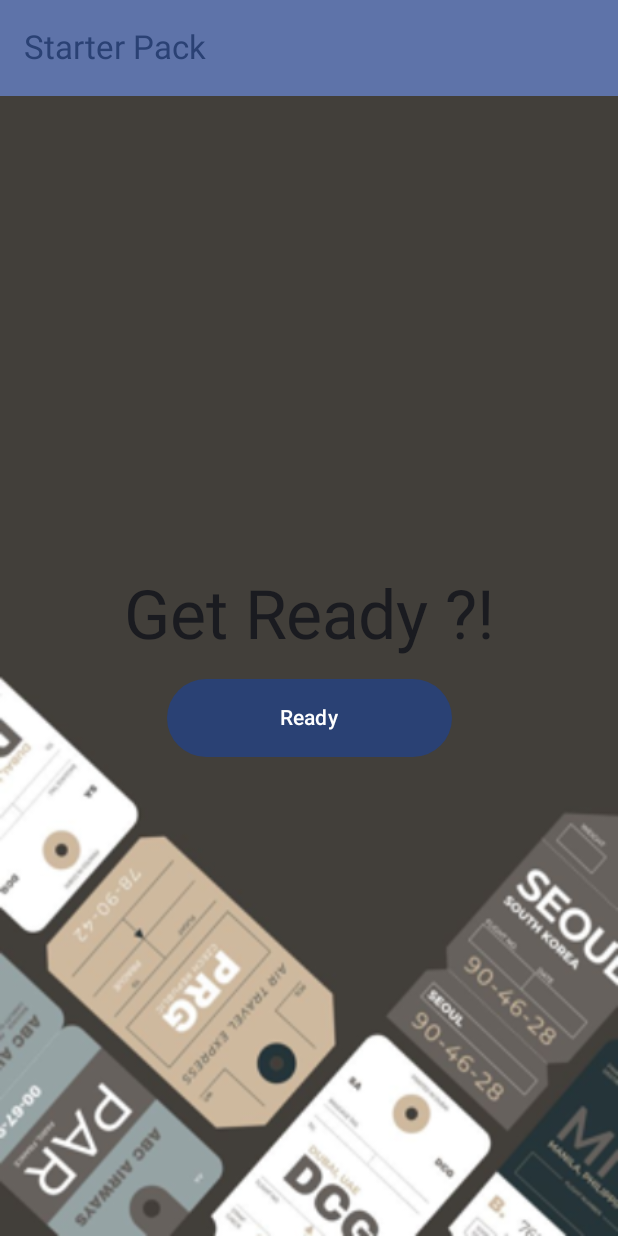
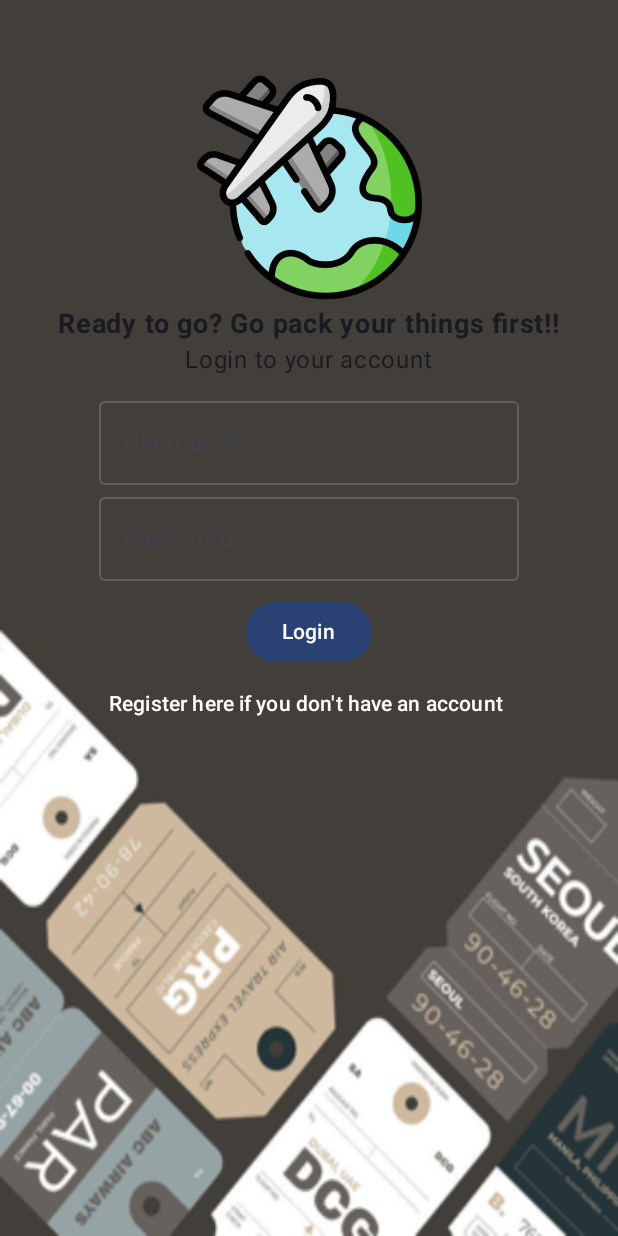
Before and after one commit to mariael30/packers, an Android app built with Jetpack Compose: the screen it shows after launch (MainActivity), on a phone screen of 412 x 824 dp. Run offline under Robolectric (Android 15) with nearby library versions, the phone set to English and light mode, and no system bars.

Commit message:
menambahkan login dan register

```diff
--- a/app/src/main/java/org/d3if3137/packers/MainActivity.kt
+++ b/app/src/main/java/org/d3if3137/packers/MainActivity.kt
@@ -1,6 +1,5 @@
 package org.d3if3137.packers
 
-import android.content.Intent
 import android.content.res.Configuration
 import android.os.Bundle
 import androidx.activity.ComponentActivity
@@ -33,9 +32,15 @@ import androidx.compose.ui.tooling.preview.Preview
 import androidx.compose.ui.unit.dp
 import androidx.core.content.ContextCompat.startActivity
 import android.content.Context
+import androidx.compose.foundation.layout.Spacer
+import androidx.compose.foundation.layout.height
 import androidx.compose.runtime.*
 import androidx.compose.ui.platform.LocalContext
+import androidx.compose.ui.text.font.FontWeight
+import androidx.compose.ui.unit.sp
 import androidx.lifecycle.viewmodel.compose.viewModel
+import androidx.compose.material3.*
+import androidx.compose.ui.graphics.Color
 import androidx.navigation.NavController
 import androidx.navigation.compose.rememberNavController
 import org.d3if3137.packers.database.PacksDb
@@ -66,17 +71,7 @@ class MainActivity : ComponentActivity() {
     @Composable
     fun MainScreen(content: @Composable (Modifier) -> Unit) {
         Scaffold(
-            topBar = {
-                TopAppBar(
-                    title = {
-                        Text(text = stringResource(id = R.string.app_name))
-                    },
-                    colors = TopAppBarDefaults.mediumTopAppBarColors(
-                        containerColor = MaterialTheme.colorScheme.primaryContainer,
-                        titleContentColor = MaterialTheme.colorScheme.primary,
-                    )
-                )
-            }
+
         ) { padding ->
             content(Modifier.padding(padding))
         }
@@ -98,26 +93,49 @@ class MainActivity : ComponentActivity() {
                 )
             }
             Column(
-                modifier = modifier
+                modifier = Modifier
                     .fillMaxSize()
-                    .padding(16.dp),
-                verticalArrangement = Arrangement.Center,
+                    .padding(top = 50.dp),
                 horizontalAlignment = Alignment.CenterHorizontally
-            ) {
-                Text(
-                    text = "Get Ready ?!",
-                    style = MaterialTheme.typography.displayMedium
+            ){
+                Image(painter = painterResource(id = R.drawable.logo_packers),
+                    contentDescription = stringResource(R.string.logo_login),
+                    modifier = Modifier.size(150.dp)
                 )
-                Button(
-                    onClick = {
-                        navController.navigate(Screen.ListBarang.route)
-                    },
-                    modifier = Modifier
-                        .fillMaxWidth(0.5f)
-                        .padding(top = 16.dp),
-                    contentPadding = PaddingValues(16.dp)
-                ) {
-                    Text(text = stringResource(R.string.Start))
+                Spacer(modifier = Modifier.height(4.dp))
+
+                Text(text = stringResource(R.string.opening),
+                    fontSize = 18.sp,
+                    fontWeight = FontWeight.Bold)
+
+                Text(text = stringResource(R.string.login_first))
+
+                Spacer(modifier = Modifier.height(7.dp))
+
+                OutlinedTextField(
+                    value = "",
+                    onValueChange = {},
+                    label = {
+                    Text(text = stringResource(R.string.username))
+                })
+
+                OutlinedTextField(
+                    value = "",
+                    onValueChange = {},
+                    label = {
+                        Text(text = stringResource(R.string.password))
+                    }
+                )
+                Spacer(modifier = Modifier.height(10.dp))
+
+                Button(onClick = { /*TODO*/ }) {
+                    Text(text = stringResource(id = R.string.login))
+                }
+                TextButton(onClick = {},
+                    colors = ButtonDefaults.textButtonColors(
+                        contentColor = Color.White)
+                    ){
+                    Text(text = stringResource(id = R.string.dont_have_account))
                 }
             }
         }
--- a/app/src/main/res/values/strings.xml
+++ b/app/src/main/res/values/strings.xml
@@ -14,4 +14,15 @@
     <string name="add_barang">Tambahkan</string>
     <string name="list">Tampilan list</string>
     <string name="grid">Tampilan grid</string>
+    <string name="logo_login">Logo Packers</string>
+    <string name="opening">Ready to go? Go pack your things first!!</string>
+    <string name="login_first">Login to your account</string>
+    <string name="username">Username</string>
+    <string name="password">Password</string>
+    <string name="login">Login</string>
+    <string name="dont_have_account">"Register here if you don't have an account "</string>
+    <string name="register">Register</string>
+    <string name="input_username">Create Username</string>
+    <string name="input_password">Create Password</string>
+    <string name="verify_password">Verifiy your password</string>
 </resources>
```
Also changed, not shown: app/src/main/java/org/d3if3137/packers/ListActivity.kt (+2 -13 lines), app/src/main/java/org/d3if3137/packers/Register.kt (added, +90 -0 lines), app/src/main/res/drawable/logo_packers.png (added).
